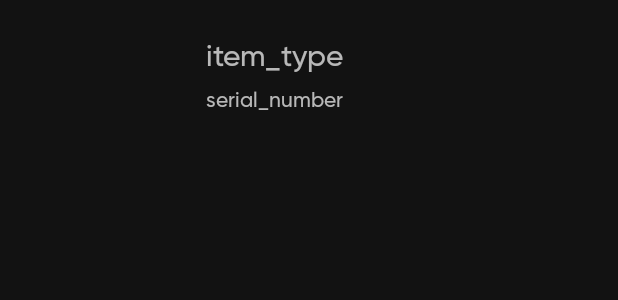
After one commit to sylsirlym/rent-a-ride-app, an Android app: the layout item_history.xml on its own in the app's theme, with its tools: preview values and no code run, on a phone screen of 412 x 824 dp. The commit adds this screen. Shown: the top 300 px of the screen. Run offline under Robolectric (Android 15) with nearby library versions, the phone set to English and light mode, and no system bars; network calls fail.

Commit message:
Fetch Transaction History

```diff
--- a/app/src/main/java/com/skills/rentaride/di/ApiComponent.kt
+++ b/app/src/main/java/com/skills/rentaride/di/ApiComponent.kt
@@ -4,6 +4,7 @@ import com.skills.rentaride.network.service.RentARideService
 import com.skills.rentaride.ui.HomeActivity
 import com.skills.rentaride.ui.MainActivity
 import dagger.Component
+import com.skills.rentaride.viewmodel.ListViewModel
 
 @Component(modules = [ApiModule::class])
 interface ApiComponent {
@@ -11,5 +12,6 @@ interface ApiComponent {
     fun inject(service: RentARideService)
     fun inject(mainActivity: MainActivity)
     fun inject(homeActivity: HomeActivity)
+    fun inject(viewModel: ListViewModel)
 
 }
--- a/app/src/main/java/com/skills/rentaride/network/RentARideAPI.kt
+++ b/app/src/main/java/com/skills/rentaride/network/RentARideAPI.kt
@@ -1,6 +1,7 @@
 package com.skills.rentaride.network
 
 import com.skills.rentaride.model.ResponseDTO
+import com.skills.rentaride.model.Responses
 import io.reactivex.Single
 import retrofit2.http.GET
 import retrofit2.http.Path
--- /dev/null
+++ b/app/src/main/res/layout/item_history.xml
@@ -0,0 +1,37 @@
+<?xml version="1.0" encoding="utf-8"?>
+<LinearLayout xmlns:android="http://schemas.android.com/apk/res/android"
+    android:layout_width="match_parent"
+    android:layout_height="@dimen/layout_height">
+
+    <ImageView
+        android:id="@+id/imageView"
+        android:layout_width="0dp"
+        android:layout_height="match_parent"
+        android:layout_weight="1"
+        android:padding="@dimen/standard_padding" />
+
+    <LinearLayout
+        android:layout_width="0dp"
+        android:layout_height="match_parent"
+        android:layout_weight="2"
+        android:gravity="center_vertical"
+        android:orientation="vertical">
+
+        <TextView
+            android:id="@+id/itemType"
+            android:layout_width="wrap_content"
+            android:layout_height="wrap_content"
+            android:fontFamily="@font/gf_gilroy_bold"
+            android:textSize="20sp"
+            android:layout_marginBottom="@dimen/standard_padding"
+            android:text="@string/item_type"/>
+
+        <TextView
+            android:id="@+id/serialNumber"
+            android:layout_width="wrap_content"
+            android:layout_height="wrap_content"
+            android:fontFamily="@font/gf_gilroy_medium"
+            android:text="@string/serial_number"/>
+
+    </LinearLayout>
+</LinearLayout>
--- a/app/src/main/res/values/dimens.xml
+++ b/app/src/main/res/values/dimens.xml
@@ -101,4 +101,6 @@
     <dimen name="activity_vertical_margin">16dp</dimen>
     <dimen name="nav_header_vertical_spacing">8dp</dimen>
     <dimen name="nav_header_height">176dp</dimen>
+    <dimen name="layout_height">100dp</dimen>
+    <dimen name="standard_padding">8dp</dimen>
 </resources>
--- a/app/src/main/res/values/strings.xml
+++ b/app/src/main/res/values/strings.xml
@@ -31,5 +31,8 @@
     <string name="hello_home_second">Hello HomeSecondFragment. Arg: %1$s</string>
     <string name="hello_gallery_second">Hello GallerySecondFragment. Arg: %1$s</string>
     <string name="hello_slideshow_second">Hello SlideshowSecondFragment. Arg: %1$s</string>
+    <string name="item_type">item_type</string>
+    <string name="serial_number">serial_number</string>
+    <string name="error_while_processing">Error while processing</string>
 
 </resources>
```
Also changed, not shown: app/src/main/java/com/skills/rentaride/model/DataObjects.kt (+11 -1 lines), app/src/main/java/com/skills/rentaride/network/service/RentARideService.kt (+10 -3 lines), app/src/main/java/com/skills/rentaride/ui/HomeActivity.kt (+49 -6 lines), app/src/main/java/com/skills/rentaride/ui/adapter/LendHistoryListAdapter.kt (added, +30 -0 lines), app/src/main/java/com/skills/rentaride/ui/adapter/LendHistoryViewHolder.kt (added, +29 -0 lines), app/src/main/java/com/skills/rentaride/utils/FetchTransactionHistoryUtils.kt (added, +36 -0 lines), app/src/main/java/com/skills/rentaride/viewmodel/ListViewModel.kt (added, +76 -0 lines), app/src/main/res/layout/fragment_home.xml (+20 -0 lines).
